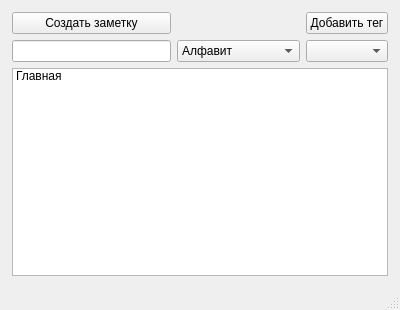
Before: the Qt Designer form notesUi.ui in tuesay/NotesProject, drawn with Qt 5.
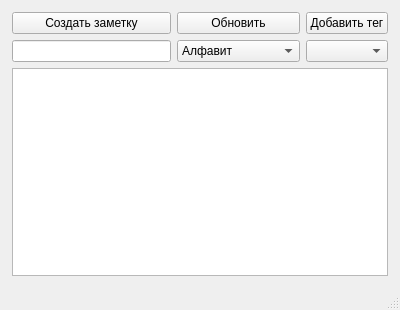
After: the same form once the commit is applied.

Patch:
```diff
--- a/notesUi.ui
+++ b/notesUi.ui
@@ -57,11 +57,6 @@
         <height>0</height>
        </size>
       </property>
-      <item>
-       <property name="text">
-        <string>Главная</string>
-       </property>
-      </item>
      </widget>
     </item>
     <item row="0" column="0" colspan="2">
@@ -92,6 +87,13 @@
       </item>
      </widget>
     </item>
+    <item row="0" column="2">
+     <widget class="QPushButton" name="refreshButton">
+      <property name="text">
+       <string>Обновить</string>
+      </property>
+     </widget>
+    </item>
    </layout>
   </widget>
   <widget class="QStatusBar" name="statusbar"/>
```
Left out of the diff: 2 changed lines with no effect on the pictures.
